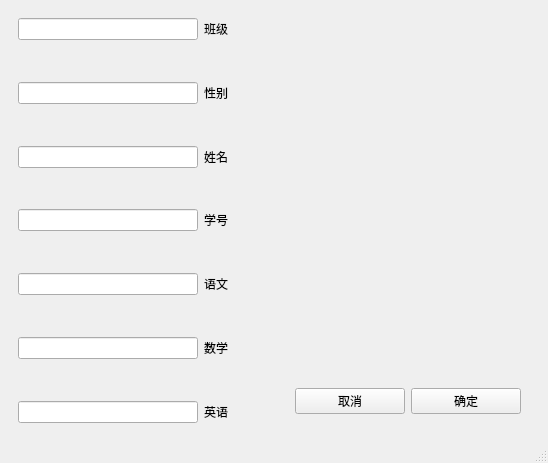
First picture: the form in addstudent.ui, repository asdfghjkoiuy/untitled1, before the edit.
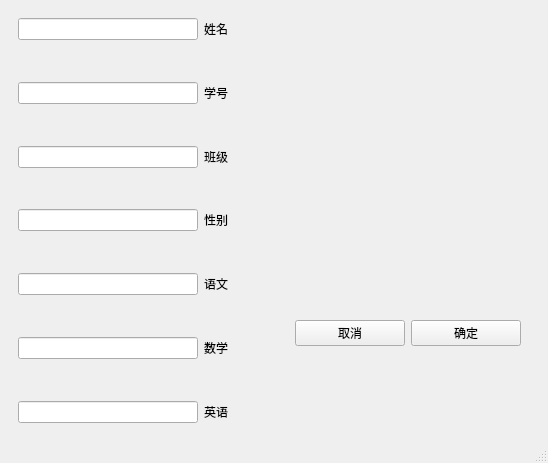
Second picture: the form after the edit. Icons and pictures are not drawn.

Diff of the .ui file:
```diff
--- a/addstudent.ui
+++ b/addstudent.ui
@@ -22,7 +22,7 @@
      <widget class="QWidget" name="widget" native="true">
       <layout class="QGridLayout" name="gridLayout">
        <item row="5" column="0" colspan="2">
-        <widget class="QLineEdit" name="nameInput">
+        <widget class="QLineEdit" name="classInput">
          <property name="minimumSize">
           <size>
            <width>180</width>
@@ -52,7 +52,7 @@
         </widget>
        </item>
        <item row="0" column="0" colspan="2">
-        <widget class="QLineEdit" name="classInput">
+        <widget class="QLineEdit" name="nameInput">
          <property name="minimumSize">
           <size>
            <width>180</width>
@@ -86,14 +86,14 @@
        <item row="5" column="2">
         <widget class="QLabel" name="label_2">
          <property name="text">
-          <string>姓名</string>
+          <string>班级</string>
          </property>
         </widget>
        </item>
        <item row="2" column="2" rowspan="2">
         <widget class="QLabel" name="label_7">
          <property name="text">
-          <string>性别</string>
+          <string>学号</string>
          </property>
         </widget>
        </item>
@@ -130,7 +130,7 @@
         </spacer>
        </item>
        <item row="7" column="0" colspan="2">
-        <widget class="QLineEdit" name="numInput">
+        <widget class="QLineEdit" name="genInput">
          <property name="minimumSize">
           <size>
            <width>180</width>
@@ -203,7 +203,7 @@
        <item row="0" column="2">
         <widget class="QLabel" name="label">
          <property name="text">
-          <string>班级</string>
+          <string>姓名</string>
          </property>
         </widget>
        </item>
@@ -242,12 +242,12 @@
        <item row="7" column="2">
         <widget class="QLabel" name="label_3">
          <property name="text">
-          <string>学号</string>
+          <string>性别</string>
          </property>
         </widget>
        </item>
        <item row="2" column="0" rowspan="2" colspan="2">
-        <widget class="QLineEdit" name="genderInput">
+        <widget class="QLineEdit" name="numInput">
          <property name="minimumSize">
           <size>
            <width>180</width>
@@ -285,17 +285,27 @@
      <widget class="QWidget" name="widget_2" native="true">
       <layout class="QVBoxLayout" name="verticalLayout">
        <item>
-        <spacer name="verticalSpacer_7">
-         <property name="orientation">
-          <enum>Qt::Orientation::Vertical</enum>
+        <widget class="QWidget" name="widget_4" native="true">
+         <property name="sizePolicy">
+          <sizepolicy hsizetype="Fixed" vsizetype="Fixed">
+           <horstretch>100</horstretch>
+           <verstretch>100</verstretch>
+          </sizepolicy>
          </property>
-         <property name="sizeHint" stdset="0">
+         <property name="minimumSize">
           <size>
-           <width>20</width>
-           <height>294</height>
+           <width>220</width>
+           <height>220</height>
           </size>
          </property>
-        </spacer>
+         <property name="cursor">
+          <cursorShape>WhatsThisCursor</cursorShape>
+         </property>
+         <property name="styleSheet">
+          <string notr="true">border-image: url(./assets/hebut.png);
+</string>
+         </property>
+        </widget>
        </item>
        <item>
         <widget class="QWidget" name="widget_3" native="true">
```
Left out of the diff: 16 changed lines with no effect on the pictures.
